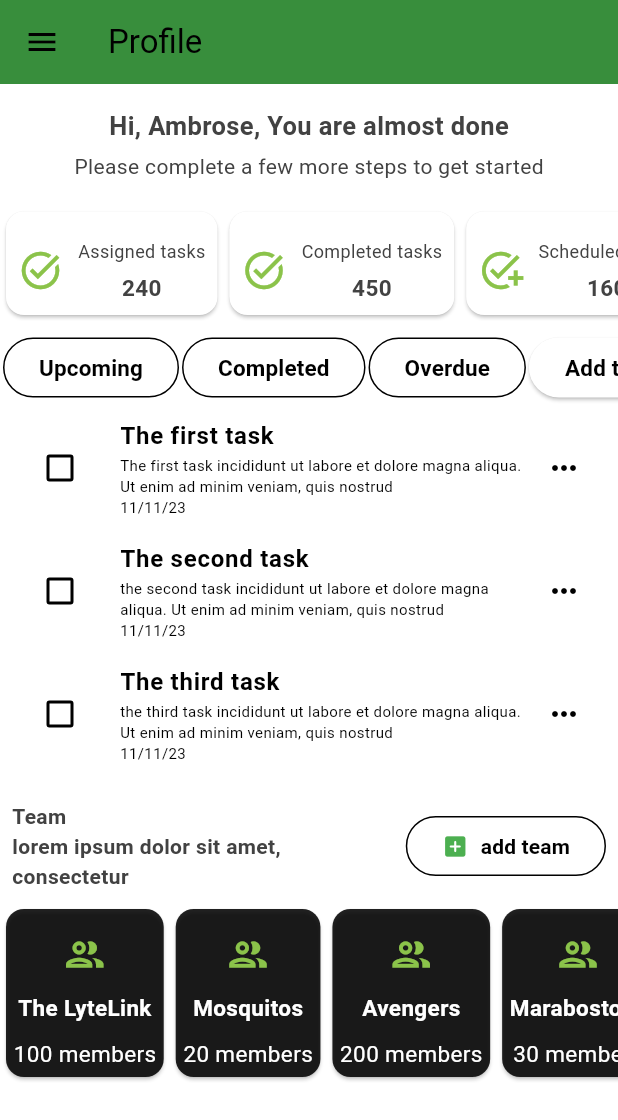
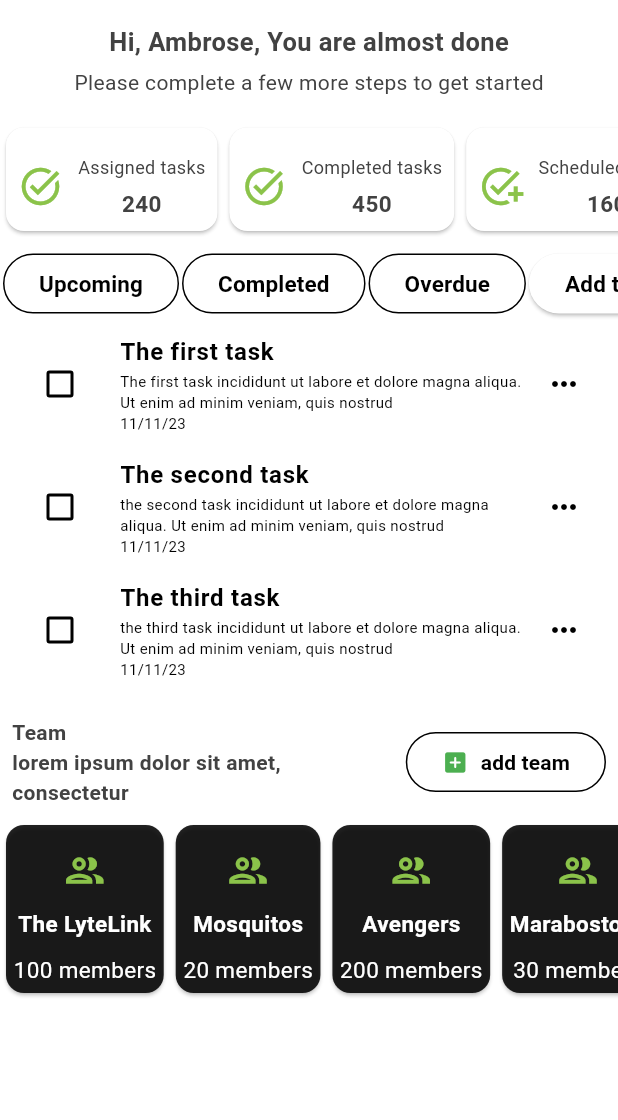
Before and after one commit to kasasa22/WePut, a Flutter app: the screen it shows once a user with an empty profile is signed in, on a phone screen of 412 x 824 dp. Shown: the top 1120 px of the screen. Run offline on Flutter 3.47's test engine with Material 3 defaults, Android fonts, the phone set to English and light mode, and no system bars; our stand-ins replace cloud_firestore, firebase_auth, firebase_core, fl_chart, settings_ui; accounts and stored records are empty.

Commit message:
Jan 8, 2024, 1:17 PM

```diff
--- a/lib/pages/home_page.dart
+++ b/lib/pages/home_page.dart
@@ -1,5 +1,5 @@
-import 'package:firebase_auth/firebase_auth.dart';
 import 'package:flutter/material.dart';
+import 'package:flutter/services.dart';
 import 'package:maker/components/drawer.dart';
 import 'package:maker/components/home/stat_card.dart';
 import 'package:maker/components/home/task_tile.dart';
@@ -12,8 +12,15 @@ class HomePage extends StatelessWidget {
   Widget build(BuildContext context) {
     return Scaffold(
       appBar: AppBar(
-        backgroundColor: Colors.green[700],
-        title: const Text("Profile"),
+        backgroundColor: Colors.white,
+        elevation: 0,
+        toolbarHeight: 0,
+        systemOverlayStyle: const SystemUiOverlayStyle(
+          statusBarBrightness: Brightness.light,
+          statusBarColor: Color(
+            0xff1D9AE7,
+          ),
+        ),
       ),
 
       //Drawer
```
